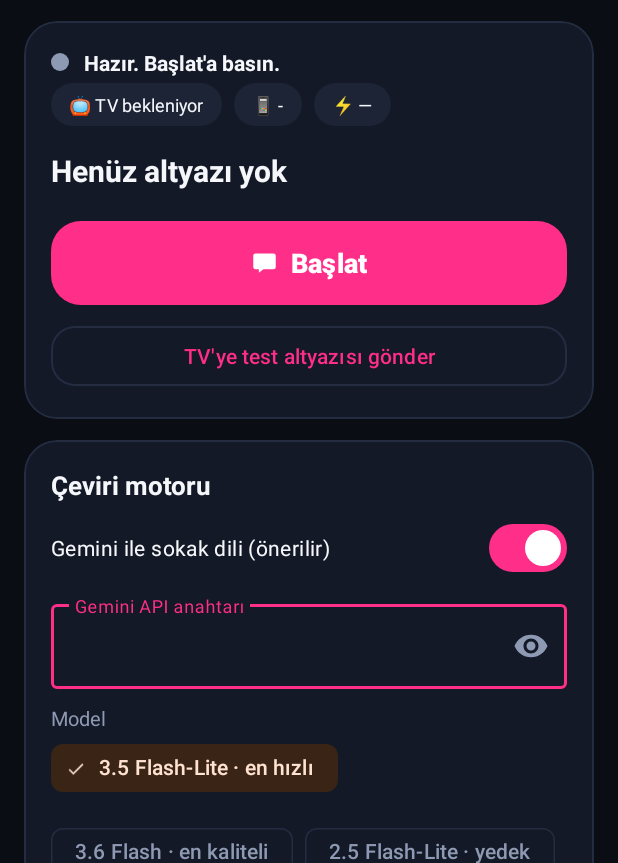
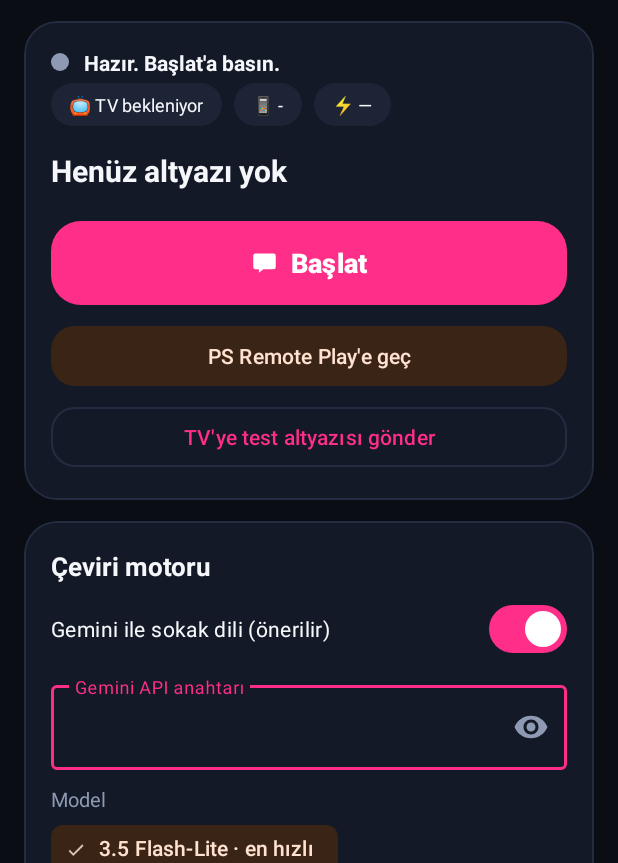
Before and after one commit to yasin076666-coder/cevirix, an Android app: the screen it shows after launch (MainActivity), on a phone screen of 412 x 824 dp, the part 373-1236 px from its top. Run offline under Robolectric (Android 15) with nearby library versions, the phone set to English and light mode, and no system bars; libraries missing offline, so code that uses them is left out: com.google.mlkit.common, com.google.mlkit.nl; 2 statements that could not run were skipped.

Commit message:
Başlat sonrası PS Remote Play'i otomatik aç + geçiş düğmesi
Co-Authored-By: Claude Opus 5.5 <noreply@anthropic.com>
Claude-Session: https://claude.ai/code/session_01HyyuCBnACbf1HhZUEvoE9d

```diff
--- a/phone/src/main/AndroidManifest.xml
+++ b/phone/src/main/AndroidManifest.xml
@@ -9,6 +9,11 @@
     <uses-permission android:name="android.permission.FOREGROUND_SERVICE" />
     <uses-permission android:name="android.permission.FOREGROUND_SERVICE_MEDIA_PROJECTION" />
     <uses-permission android:name="android.permission.POST_NOTIFICATIONS" />
+
+    <!-- Android 11+ için PS Remote Play'i görebilmek -->
+    <queries>
+        <package android:name="com.playstation.remoteplay" />
+    </queries>
 
     <application
         android:name=".App"
--- a/phone/src/main/res/layout/activity_main.xml
+++ b/phone/src/main/res/layout/activity_main.xml
@@ -128,6 +128,15 @@
                     app:cornerRadius="20dp"
                     app:icon="@drawable/ic_stat"
                     app:iconGravity="textStart" />
+
+                <com.google.android.material.button.MaterialButton
+                    android:id="@+id/openRpBtn"
+                    style="@style/Widget.Material3.Button.TonalButton"
+                    android:layout_width="match_parent"
+                    android:layout_height="wrap_content"
+                    android:layout_marginTop="6dp"
+                    android:text="PS Remote Play'e geç"
+                    app:cornerRadius="16dp" />
 
                 <com.google.android.material.button.MaterialButton
                     android:id="@+id/testBtn"
```
Also changed, not shown: phone/src/main/java/com/bugra/altyazi/phone/MainActivity.kt (+21 -0 lines).
